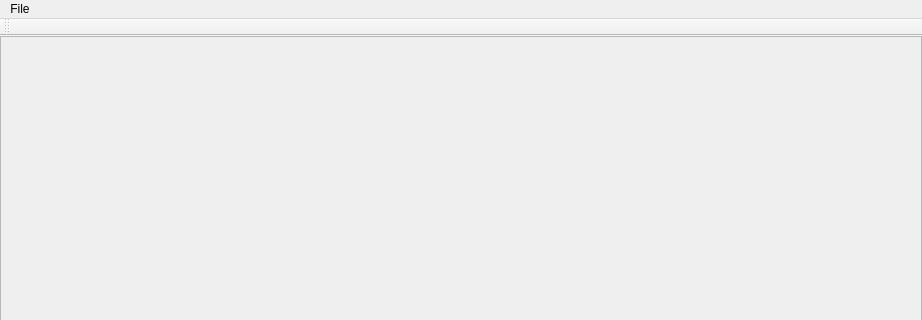
First picture: the form in SingleViewModeling/mainwindow.ui, repository Constannnnnt/COMP5421_Computer-Vision, before the edit; both pictures show x 0 to 922 and y 0 to 320 of the 922 by 684 pixel window.
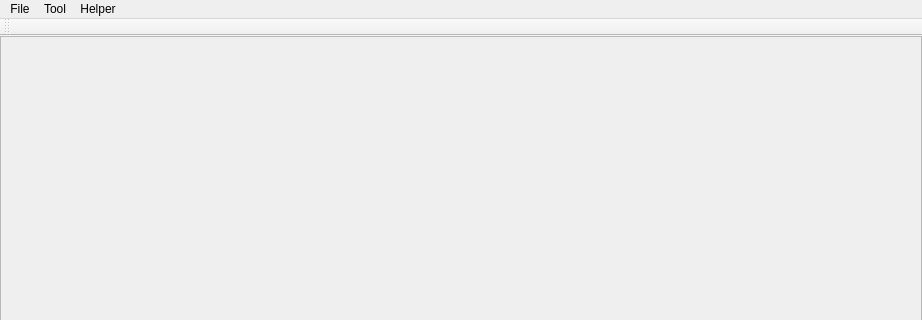
Second picture: the form after the edit.

Commit message: get vanishing points minor update

Diff of the .ui file:
```diff
--- a/SingleViewModeling/mainwindow.ui
+++ b/SingleViewModeling/mainwindow.ui
@@ -57,7 +57,7 @@
      <x>0</x>
      <y>0</y>
      <width>922</width>
-     <height>22</height>
+     <height>25</height>
     </rect>
    </property>
    <widget class="QMenu" name="menuFile">
@@ -66,7 +66,26 @@
     </property>
     <addaction name="actionOpen_Image"/>
    </widget>
+   <widget class="QMenu" name="menuTool">
+    <property name="title">
+     <string>Tool</string>
+    </property>
+    <addaction name="actionGet_vanish_x"/>
+    <addaction name="actionGet_vanish_y"/>
+    <addaction name="actionGet_vanish_z"/>
+   </widget>
+   <widget class="QMenu" name="menuHelper">
+    <property name="title">
+     <string>Helper</string>
+    </property>
+    <addaction name="actionZoom_in"/>
+    <addaction name="actionZoom_out"/>
+    <addaction name="actionReset_all"/>
+    <addaction name="actionDraw_vanish"/>
+   </widget>
    <addaction name="menuFile"/>
+   <addaction name="menuTool"/>
+   <addaction name="menuHelper"/>
   </widget>
   <widget class="QToolBar" name="mainToolBar">
    <attribute name="toolBarArea">
```
Left out of the diff: 50 changed lines with no effect on the pictures. The commit also changes 2 other files.
